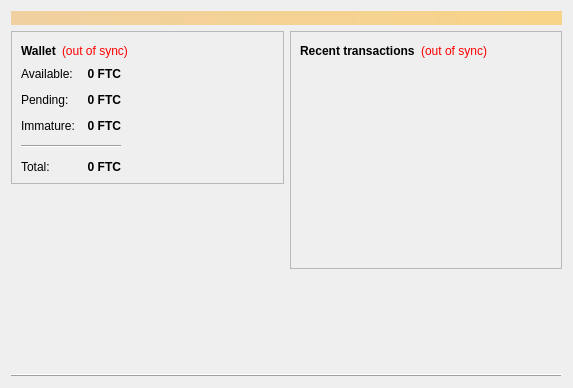
Old version of the form src/qt/forms/overviewpage.ui in the repository FeatherCoin/Feathercoin.
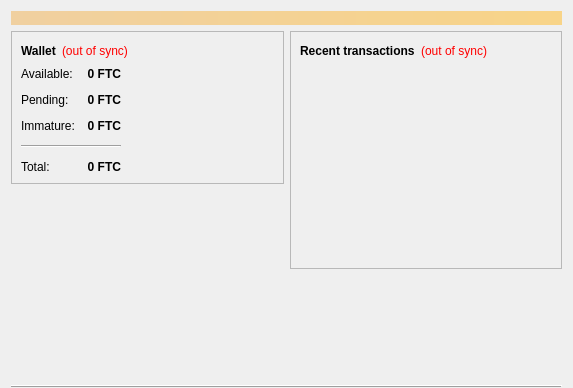
New version of the form. Icons and pictures are not drawn.

Commit message: includes a lineStatusBarDivide on the main UI pages, positioned at botton,

```diff
--- a/src/qt/forms/overviewpage.ui
+++ b/src/qt/forms/overviewpage.ui
@@ -21,6 +21,9 @@
    <bool>true</bool>
   </property>
   <layout class="QVBoxLayout" name="topLayout">
+   <property name="bottomMargin">
+    <number>0</number>
+   </property>
    <item>
     <widget class="QLabel" name="labelAlerts">
      <property name="visible">
@@ -376,8 +379,8 @@
      </item>
     </layout>
    </item>
-   <item>
-    <widget class="Line" name="line_2">
+   <item alignment="Qt::AlignBottom">
+    <widget class="Line" name="StatusBarDividerLine">
      <property name="frameShadow">
       <enum>QFrame::Raised</enum>
      </property>
```
The commit also changes 4 other files.
